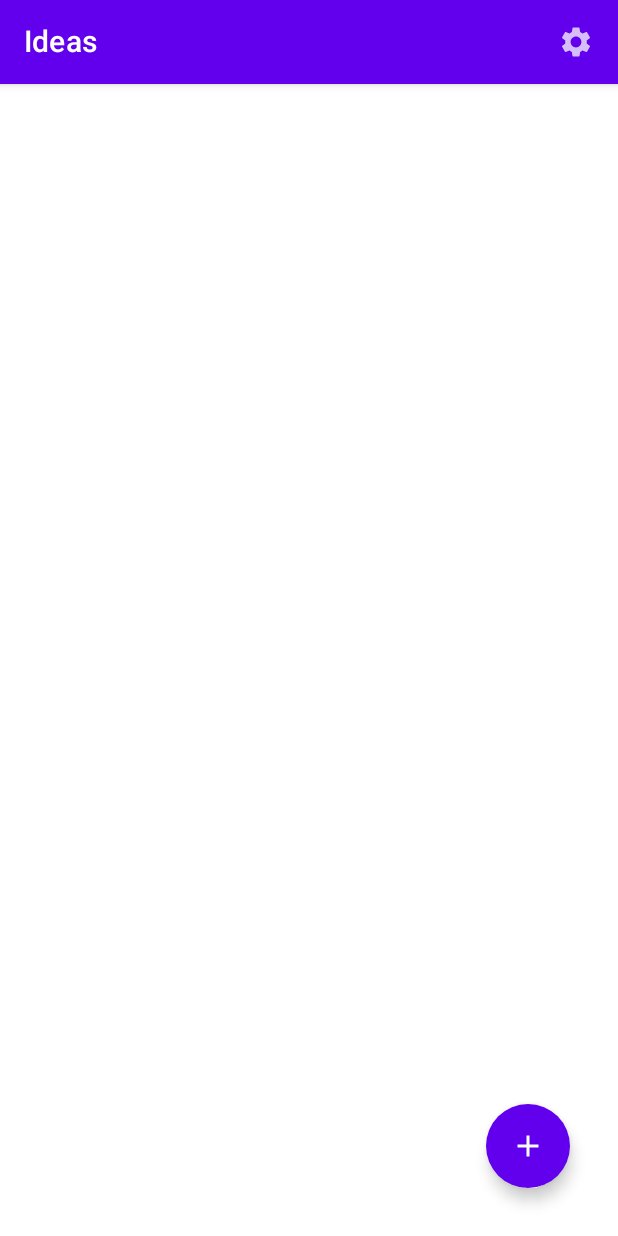
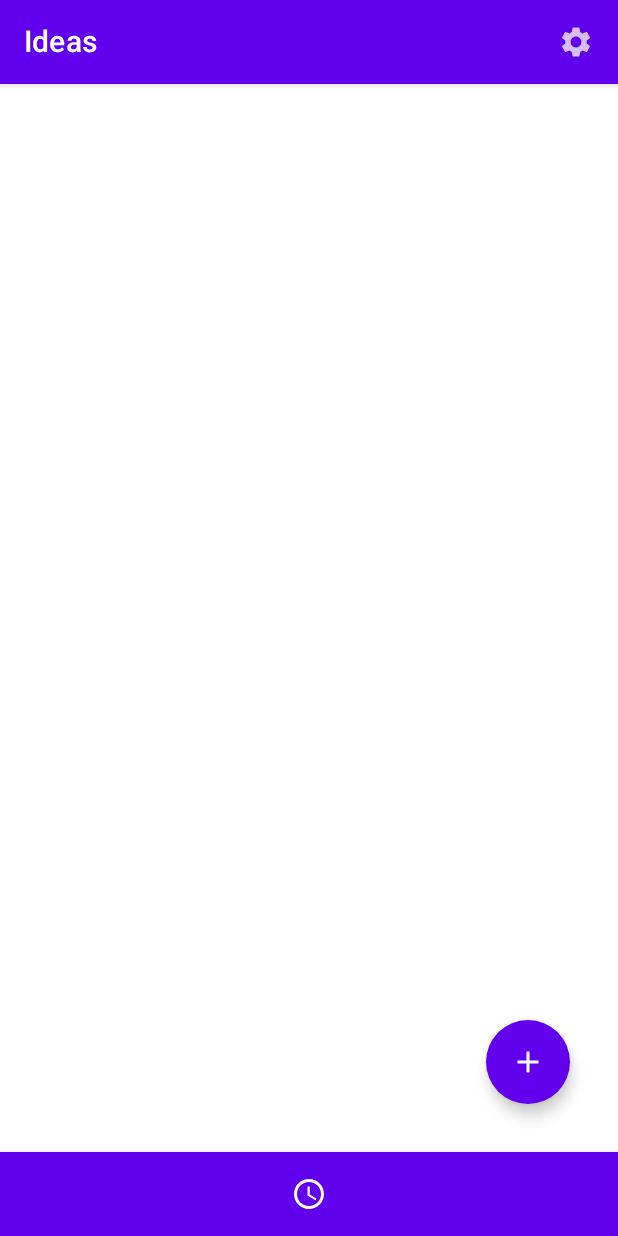
Before and after one commit to nimaiwalsh/fruitful-app, an Android app built with Jetpack Compose: the composable MainApp shown on its own in the app's theme, on a phone screen of 412 x 824 dp. Run offline under Robolectric (Android 15) with nearby library versions, the phone set to English and light mode, and no system bars; our stand-ins replace Dagger/Hilt's generated code, Firebase (no records; nobody signed in at launch, a user with empty details on screens opened directly).

Commit message:
materia3

```diff
--- a/app/build.gradle
+++ b/app/build.gradle
@@ -54,10 +54,15 @@ dependencies {
     implementation 'androidx.core:core-ktx:1.7.0'
     implementation 'androidx.appcompat:appcompat:1.4.1'
     implementation 'com.google.android.material:material:1.5.0'
+
+    // Compose
     implementation "androidx.compose.ui:ui:$compose_version"
     implementation "androidx.compose.material:material:$compose_version"
     implementation "androidx.compose.ui:ui-tooling-preview:$compose_version"
     implementation "androidx.compose.material:material-icons-extended:$compose_version"
+    implementation("androidx.compose.material3:material3:$material3_version")
+    implementation("androidx.compose.material3:material3-window-size-class:$material3_version")
+
     implementation 'androidx.lifecycle:lifecycle-runtime-ktx:2.4.0'
     implementation 'androidx.activity:activity-compose:1.5.0-alpha01'
     implementation "androidx.navigation:navigation-compose:2.5.0-alpha01"
--- a/app/src/main/java/com/nims/fruitful/MainApp.kt
+++ b/app/src/main/java/com/nims/fruitful/MainApp.kt
@@ -14,6 +14,7 @@ import androidx.compose.ui.unit.dp
 import androidx.navigation.NavHostController
 import androidx.navigation.compose.NavHost
 import androidx.navigation.compose.rememberNavController
+import com.nims.fruitful.ui.common.composable.BottomNavigationBar
 import com.nims.fruitful.ui.common.snackbar.SnackbarManager
 import com.nims.fruitful.ui.navigation.SPLASH_SCREEN
 import com.nims.fruitful.ui.navigation.fruitfulGraph
@@ -38,7 +39,10 @@ fun MainApp() {
                         }
                     )
                 },
-                scaffoldState = appState.scaffoldState
+                scaffoldState = appState.scaffoldState,
+                bottomBar = {
+                    BottomNavigationBar() {}
+                }
             ) { innerPaddingModifier ->
                 NavHost(
                     navController = appState.navController,
--- /dev/null
+++ b/app/src/main/java/com/nims/fruitful/ui/common/composable/BottomNavBar.kt
@@ -0,0 +1,42 @@
+package com.nims.fruitful.ui.common.composable
+
+import androidx.compose.foundation.layout.RowScope
+import androidx.compose.material.BottomNavigation
+import androidx.compose.material.BottomNavigationItem
+import androidx.compose.material.Icon
+import androidx.compose.material.icons.materialIcon
+import androidx.compose.runtime.Composable
+import androidx.compose.ui.Modifier
+import androidx.compose.ui.res.painterResource
+import androidx.compose.ui.unit.dp
+import com.nims.fruitful.R
+
+/**
+ * Now in Android navigation bar with content slot. Wraps Material 3 [NavigationBar].
+ *
+ * @param modifier Modifier to be applied to the navigation bar.
+ * @param content Destinations inside the navigation bar. This should contain multiple
+ * [NavigationBarItem]s.
+ */
+@Composable
+fun BottomNavigationBar(
+    modifier: Modifier = Modifier,
+    content: @Composable RowScope.() -> Unit
+) {
+    BottomNavigation {
+        BottomNavigationItem(
+            selected = true,
+            onClick = { },
+            icon = { Icon(painter = painterResource(id = R.drawable.ic_clock), contentDescription = "") }
+        )
+    }
+
+// material 3
+//    NavigationBar(
+//        modifier = modifier,
+//        containerColor = NiaNavigationDefaults.NavigationContainerColor,
+//        contentColor = NiaNavigationDefaults.navigationContentColor(),
+//        tonalElevation = 0.dp,
+//        content = content
+//    )
+}
--- a/app/src/main/java/com/nims/fruitful/ui/screens/daily_ideas/DailyIdeasScreen.kt
+++ b/app/src/main/java/com/nims/fruitful/ui/screens/daily_ideas/DailyIdeasScreen.kt
@@ -11,6 +11,7 @@ import androidx.compose.runtime.DisposableEffect
 import androidx.compose.ui.Modifier
 import androidx.compose.ui.unit.dp
 import androidx.hilt.navigation.compose.hiltViewModel
+import com.nims.fruitful.model.Idea
 import com.nims.fruitful.ui.common.composable.ActionToolbar
 import com.nims.fruitful.ui.common.ext.smallSpacer
 import com.nims.fruitful.ui.common.ext.toolbarActions
--- /dev/null
+++ b/app/src/main/res/values-night/themes.xml
@@ -0,0 +1,13 @@
+<?xml version="1.0" encoding="utf-8"?>
+<resources>
+
+    <!-- Our dark theme -->
+    <style name="Theme.Fruitful" parent="Platform.Theme.Fruitful">
+        <!-- Primary brand color. -->
+        <item name="colorPrimary">@color/purple_200</item>
+        <item name="colorPrimaryVariant">@color/purple_500</item>
+        <item name="colorOnPrimary">@color/white</item>
+        <!-- Customize your theme here. -->
+    </style>
+
+</resources>
--- a/app/src/main/res/values/themes.xml
+++ b/app/src/main/res/values/themes.xml
@@ -1,17 +1,19 @@
 <?xml version="1.0" encoding="utf-8"?>
 <resources>
-    <!-- Base application theme. -->
-    <style name="Theme.Fruitful" parent="Theme.MaterialComponents.DayNight.DarkActionBar">
+
+    <!-- Allows us to override platform level specific attributes in their
+       respective values-vXX folder. -->
+    <style name="Platform.Theme.Fruitful" parent="Theme.Material3.DayNight">
+        <item name="android:statusBarColor">?attr/colorPrimaryVariant</item>
+    </style>
+
+    <!-- The actual theme we use. This varies for light theme (here),
+      and values-night for dark theme. -->
+    <style name="Theme.Fruitful" parent="Platform.Theme.Fruitful">
         <!-- Primary brand color. -->
         <item name="colorPrimary">@color/purple_200</item>
         <item name="colorPrimaryVariant">@color/purple_500</item>
         <item name="colorOnPrimary">@color/white</item>
-        <!-- Secondary brand color. -->
-        <item name="colorSecondary">@color/purple_700</item>
-        <item name="colorSecondaryVariant">@color/purple_700</item>
-        <item name="colorOnSecondary">@color/black</item>
-        <!-- Status bar color. -->
-        <item name="android:statusBarColor">?attr/colorPrimaryVariant</item>
         <!-- Customize your theme here. -->
     </style>
 
@@ -20,7 +22,7 @@
         <item name="windowNoTitle">true</item>
     </style>
 
-    <style name="Theme.Fruitful.AppBarOverlay" parent="ThemeOverlay.AppCompat.Dark.ActionBar" />
+    <style name="Theme.Fruitful.AppBarOverlay" parent="ThemeOverlay.MaterialComponents.Dark.ActionBar" />
 
-    <style name="Theme.Fruitful.PopupOverlay" parent="ThemeOverlay.AppCompat.Light" />
+    <style name="Theme.Fruitful.PopupOverlay" parent="ThemeOverlay.MaterialComponents.Light" />
 </resources>
```
Also changed, not shown: build.gradle (+9 -6 lines).
